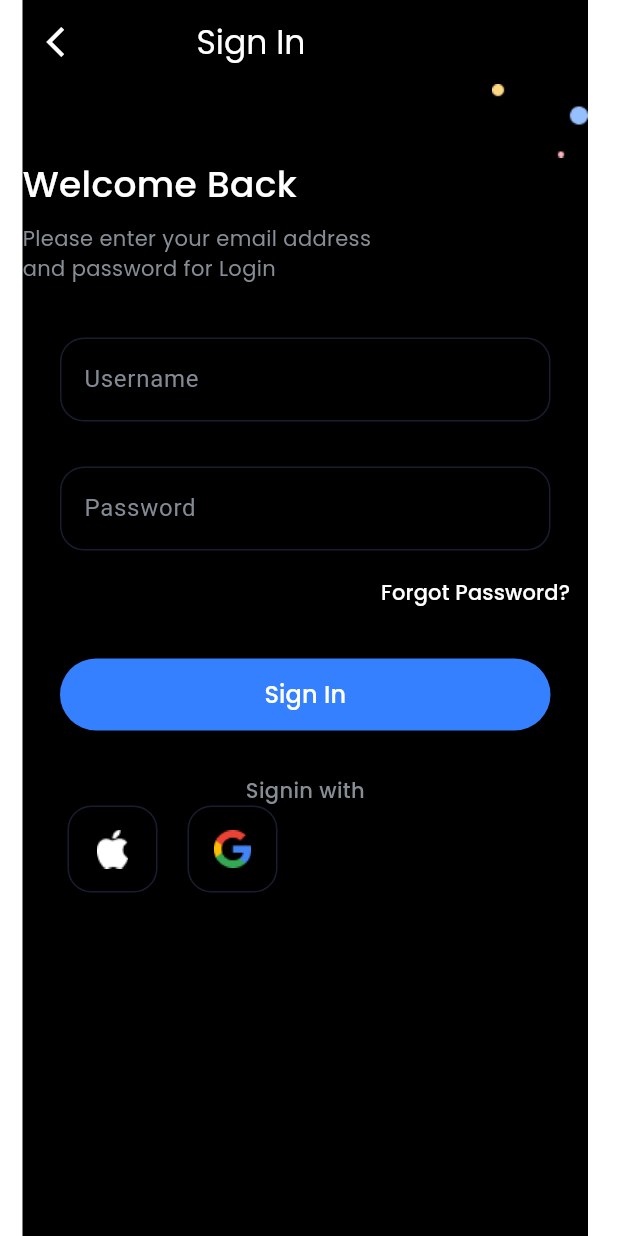
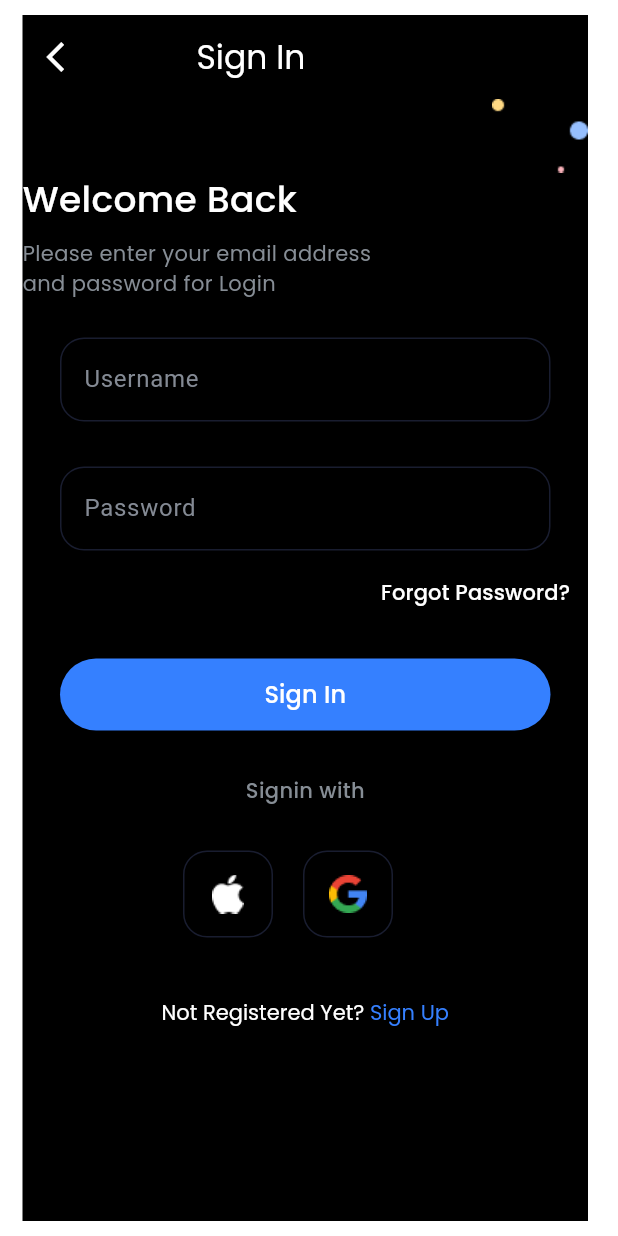
Before and after one commit to aleena02122002/Taskey-stacked, a Flutter app: the screen it shows after launch, after a tap on "Forgot Password?", on a phone screen of 412 x 824 dp. Run offline on Flutter 3.47's test engine with Material 3 defaults, Android fonts, the phone set to English and light mode, and no system bars; our stand-ins replace stacked, stacked_services, stacked_shared.

Commit message:
Sign up and Sign in added

```diff
--- a/lib/app/app.locator.dart
+++ b/lib/app/app.locator.dart
@@ -6,8 +6,10 @@
 
 // ignore_for_file: public_member_api_docs, implementation_imports, depend_on_referenced_packages
 
+import 'package:stacked_services/src/navigation/navigation_service.dart';
 import 'package:stacked_shared/stacked_shared.dart';
 
+import '../widget/textfeildname.dart';
 import '../widget/textfeildpassword.dart';
 import '../widget/textfeilduser.dart';
 
@@ -22,6 +24,8 @@ Future<void> setupLocator({
       environment: environment, environmentFilter: environmentFilter);
 
 // Register dependencies
+  locator.registerSingleton(NavigationService());
   locator.registerLazySingleton(() => TextFields());
   locator.registerLazySingleton(() => TextFieldPassword());
+  locator.registerLazySingleton(() => TextFieldName());
 }
--- a/lib/app/app.router.dart
+++ b/lib/app/app.router.dart
@@ -5,16 +5,26 @@
 // **************************************************************************
 
 // ignore_for_file: no_leading_underscores_for_library_prefixes
-import 'package:flutter/material.dart' as _i3;
+import 'package:flutter/material.dart' as _i5;
 import 'package:flutter/material.dart';
 import 'package:stacked/stacked.dart' as _i1;
-import 'package:stacked_services/stacked_services.dart' as _i4;
+import 'package:stacked_services/stacked_services.dart' as _i6;
+import 'package:taskey/views/home/home.dart' as _i4;
 import 'package:taskey/views/signin/signin.dart' as _i2;
+import 'package:taskey/views/signup/signup.dart' as _i3;
 
 class Routes {
   static const signInView = '/';
 
-  static const all = <String>{signInView};
+  static const signupView = '/signup-view';
+
+  static const homeView = '/home-view';
+
+  static const all = <String>{
+    signInView,
+    signupView,
+    homeView,
+  };
 }
 
 class StackedRouter extends _i1.RouterBase {
@@ -22,16 +32,36 @@ class StackedRouter extends _i1.RouterBase {
     _i1.RouteDef(
       Routes.signInView,
       page: _i2.SignInView,
-    )
+    ),
+    _i1.RouteDef(
+      Routes.signupView,
+      page: _i3.SignupView,
+    ),
+    _i1.RouteDef(
+      Routes.homeView,
+      page: _i4.HomeView,
+    ),
   ];
 
   final _pagesMap = <Type, _i1.StackedRouteFactory>{
     _i2.SignInView: (data) {
-      return _i3.MaterialPageRoute<dynamic>(
+      return _i5.MaterialPageRoute<dynamic>(
         builder: (context) => const _i2.SignInView(),
         settings: data,
       );
-    }
+    },
+    _i3.SignupView: (data) {
+      return _i5.MaterialPageRoute<dynamic>(
+        builder: (context) => const _i3.SignupView(),
+        settings: data,
+      );
+    },
+    _i4.HomeView: (data) {
+      return _i5.MaterialPageRoute<dynamic>(
+        builder: (context) => const _i4.HomeView(),
+        settings: data,
+      );
+    },
   };
 
   @override
@@ -41,7 +71,7 @@ class StackedRouter extends _i1.RouterBase {
   Map<Type, _i1.StackedRouteFactory> get pagesMap => _pagesMap;
 }
 
-extension NavigatorStateExtension on _i4.NavigationService {
+extension NavigatorStateExtension on _i6.NavigationService {
   Future<dynamic> navigateToSignInView([
     int? routerId,
     bool preventDuplicates = true,
@@ -50,6 +80,34 @@ extension NavigatorStateExtension on _i4.NavigationService {
         transition,
   ]) async {
     return navigateTo<dynamic>(Routes.signInView,
+        id: routerId,
+        preventDuplicates: preventDuplicates,
+        parameters: parameters,
+        transition: transition);
+  }
+
+  Future<dynamic> navigateToSignupView([
+    int? routerId,
+    bool preventDuplicates = true,
+    Map<String, String>? parameters,
+    Widget Function(BuildContext, Animation<double>, Animation<double>, Widget)?
+        transition,
+  ]) async {
+    return navigateTo<dynamic>(Routes.signupView,
+        id: routerId,
+        preventDuplicates: preventDuplicates,
+        parameters: parameters,
+        transition: transition);
+  }
+
+  Future<dynamic> navigateToHomeView([
+    int? routerId,
+    bool preventDuplicates = true,
+    Map<String, String>? parameters,
+    Widget Function(BuildContext, Animation<double>, Animation<double>, Widget)?
+        transition,
+  ]) async {
+    return navigateTo<dynamic>(Routes.homeView,
         id: routerId,
         preventDuplicates: preventDuplicates,
         parameters: parameters,
@@ -69,4 +127,32 @@ extension NavigatorStateExtension on _i4.NavigationService {
         parameters: parameters,
         transition: transition);
   }
+
+  Future<dynamic> replaceWithSignupView([
+    int? routerId,
+    bool preventDuplicates = true,
+    Map<String, String>? parameters,
+    Widget Function(BuildContext, Animation<double>, Animation<double>, Widget)?
+        transition,
+  ]) async {
+    return replaceWith<dynamic>(Routes.signupView,
+        id: routerId,
+        preventDuplicates: preventDuplicates,
+        parameters: parameters,
+        transition: transition);
+  }
+
+  Future<dynamic> replaceWithHomeView([
+    int? routerId,
+    bool preventDuplicates = true,
+    Map<String, String>? parameters,
+    Widget Function(BuildContext, Animation<double>, Animation<double>, Widget)?
+        transition,
+  ]) async {
+    return replaceWith<dynamic>(Routes.homeView,
+        id: routerId,
+        preventDuplicates: preventDuplicates,
+        parameters: parameters,
+        transition: transition);
+  }
 }
--- a/lib/views/signin/signin.dart
+++ b/lib/views/signin/signin.dart
@@ -1,8 +1,8 @@
-import 'package:flutter/cupertino.dart';
+import 'package:flutter/gestures.dart';
 import 'package:flutter/material.dart';
 import 'package:stacked/stacked.dart';
+import 'package:taskey/app/app.router.dart';
 import 'package:taskey/views/signin/signin_viewmodel.dart';
-import 'package:taskey/widget/textfeilduser.dart';
 
 class SignInView extends StatelessWidget {
   const SignInView({super.key});
@@ -12,16 +12,20 @@ class SignInView extends StatelessWidget {
     return ViewModelBuilder<SigninViewmodel>.nonReactive(
       viewModelBuilder: () => SigninViewmodel(),
       builder: (context, viewmodel, child) {
-        return SafeArea(
+        return Padding(
+          padding: const EdgeInsets.symmetric(vertical: 10.0),
+          child: SafeArea(
             child: Container(
               margin: const EdgeInsets.only(left: 15, right: 20, bottom: 0),
               child: Scaffold(
+                resizeToAvoidBottomInset: true,
                 backgroundColor: Colors.black,
                 appBar: AppBar(
                   backgroundColor: Colors.transparent,
                   title: const Text(
                     "Sign In",
-                  style: TextStyle(color: Colors.white, fontFamily: "Poppins"),
+                    style:
+                        TextStyle(color: Colors.white, fontFamily: "Poppins"),
                   ),
                   titleSpacing: 60,
                   leading: const Icon(
@@ -29,12 +33,13 @@ class SignInView extends StatelessWidget {
                     color: Colors.white,
                   ),
                 ),
-              body: Column(
+                body: SingleChildScrollView(
+                  child: Column(
                     children: [
                       const Align(
                         alignment: Alignment.topRight,
-                    child:
-                        Image(image: AssetImage("assets/images/ellipse.png")),
+                        child: Image(
+                            image: AssetImage("assets/images/ellipse.png")),
                       ),
                       const Align(
                         alignment: Alignment.topLeft,
@@ -60,14 +65,15 @@ class SignInView extends StatelessWidget {
                               color: Color(0xFF868D95)),
                         ),
                       ),
-                  SizedBox(height: 10.0),
+                      const SizedBox(height: 26.0),
                       viewmodel.textfieldService,
+                      SizedBox(height: 26),
                       viewmodel.textfieldPassword,
                       Align(
                         alignment: Alignment.topRight,
                         child: TextButton(
                           onPressed: () {},
-                      child: Text(
+                          child: const Text(
                             "Forgot Password?",
                             style: TextStyle(
                                 fontWeight: FontWeight.w500,
@@ -77,10 +83,15 @@ class SignInView extends StatelessWidget {
                           ),
                         ),
                       ),
-                  SizedBox(height: 20),
+                      const SizedBox(height: 20),
                       ElevatedButton(
-                    onPressed: () {},
-                    child: Text(
+                        onPressed: () {
+                          viewmodel.navigationServices.navigateToHomeView();
+                        },
+                        style: ElevatedButton.styleFrom(
+                            fixedSize: const Size(327, 48),
+                            backgroundColor: const Color(0xFF3580FF)),
+                        child: const Text(
                           "Sign In",
                           style: TextStyle(
                               color: Colors.white,
@@ -88,12 +99,9 @@ class SignInView extends StatelessWidget {
                               fontFamily: "Poppins",
                               fontSize: 16),
                         ),
-                    style: ElevatedButton.styleFrom(
-                        fixedSize: Size(327, 48),
-                        backgroundColor: Color(0xFF3580FF)),
                       ),
-                  SizedBox(height: 30),
-                  Text(
+                      const SizedBox(height: 30),
+                      const Text(
                         "Signin with",
                         style: TextStyle(
                             fontWeight: FontWeight.w500,
@@ -101,44 +109,80 @@ class SignInView extends StatelessWidget {
                             fontSize: 14,
                             color: Color(0xFF868D95)),
                       ),
-
                       Padding(
-                      padding: const EdgeInsets.symmetric(horizontal: 30.0),
+                        padding: const EdgeInsets.symmetric(
+                            horizontal: 107.0, vertical: 30),
                         child: Row(
                           children: [
                             GestureDetector(
-                            onTap: (){},
+                              onTap: () {},
                               child: Container(
                                 height: 58,
                                 width: 60,
                                 decoration: BoxDecoration(
                                     borderRadius: BorderRadius.circular(16),
-                                border: Border.all(
-                                  color: Color(0xFF191D30)
-                                )
-                              ),
-                              child: Image(image: AssetImage("assets/images/path4.png"),height: 26,width: 21,),
+                                    border:
+                                        Border.all(color: const Color(0xFF191D30))),
+                                child: const Image(
+                                  image: AssetImage("assets/images/path4.png"),
+                                  height: 26,
+                                  width: 21,
                                 ),
                               ),
-                          SizedBox(width: 20),
+                            ),
+                            const SizedBox(width: 20),
                             GestureDetector(
-                            onTap: (){},
+                              onTap: () {},
                               child: Container(
                                 height: 58,
                                 width: 60,
                                 decoration: BoxDecoration(
                                     borderRadius: BorderRadius.circular(16),
-                                  border: Border.all(
-                                      color: Color(0xFF191D30)
-                                  )
+                                    border:
+                                        Border.all(color: const Color(0xFF191D30))),
+                                child: const Image(
+                                  image:
+                                      AssetImage("assets/images/Group 659.png"),
+                                  height: 26,
+                                  width: 21,
                                 ),
-                              child: Image(image: AssetImage("assets/images/Group 659.png"),height: 26,width: 21,),
                               ),
                             ),
                           ],
                         ),
                       ),
+                      SizedBox(height: 10),
+                      RichText(
+                        text: TextSpan(
+                          children: [
+                            const TextSpan(
+                              text: "Not Registered Yet? ",
+                              style: TextStyle(
+                                color: Colors.white,
+                                fontFamily: "Poppins",
+                                fontSize: 14,
+                                fontWeight: FontWeight.w400,
+                              ),
+                            ),
+                            TextSpan(
+                              text: "Sign Up",
+                              style: const TextStyle(
+                                color: Color(0xFF3580FF),
+                                fontFamily: "Poppins",
+                                fontSize: 14,
+                                fontWeight: FontWeight.w400,
+                              ),
+                              recognizer: TapGestureRecognizer()..onTap = () {
+                                viewmodel.navigationServices.navigateToSignupView();
+                              },
+                            ),
                           ],
+                        ),
+                      )
+
+                    ],
+                  ),
+                ),
               ),
             ),
           ),
--- a/lib/views/signin/signin_viewmodel.dart
+++ b/lib/views/signin/signin_viewmodel.dart
@@ -1,9 +1,21 @@
 import 'package:stacked/stacked.dart';
+import 'package:stacked_services/stacked_services.dart';
 import 'package:taskey/app/app.locator.dart';
+import 'package:taskey/app/app.router.dart';
 import 'package:taskey/widget/textfeildpassword.dart';
 import 'package:taskey/widget/textfeilduser.dart';
 
 class SigninViewmodel extends BaseViewModel{
-final TextFields textfieldService = locator<TextFields>();
-final TextFieldPassword textfieldPassword = locator<TextFieldPassword>();
+  final navigationServices = locator<NavigationService>();
+  final TextFields textfieldService = locator<TextFields>();
+  final TextFieldPassword textfieldPassword = locator<TextFieldPassword>();
+
+  void navigate(){
+    navigationServices.navigateTo(Routes.signupView);
+  }
+  nav(){
+    navigationServices.navigateTo(Routes.homeView);
+  }
+
+
 }
--- a/lib/widget/textfeilduser.dart
+++ b/lib/widget/textfeilduser.dart
@@ -7,9 +7,7 @@ class TextFields extends StatelessWidget {
 
   @override
   Widget build(BuildContext context) {
-    return Padding(
-      padding: const EdgeInsets.symmetric(vertical: 26.0),
-      child: SizedBox(
+    return SizedBox(
         height: 60,
         width: 327,
         child: TextFormField(
@@ -29,7 +27,6 @@ class TextFields extends StatelessWidget {
               ),
             ),
           ),
-      ),
-    );
+      );
   }
 }
```
Also changed, not shown: lib/app/app.dart (+7 -0 lines), lib/views/signup/signup.dart (+194 -0 lines), lib/views/signup/signup_viewmodel.dart (+22 -0 lines), lib/widget/textfeildname.dart (added, +35 -0 lines). Lines whose indentation alone changed are shown as unchanged.
